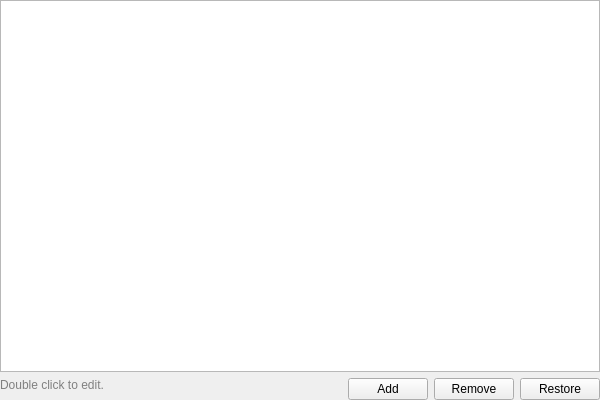
Qt form websearch/src/configwidget.ui (albertlauncher/plugins) before a commit.
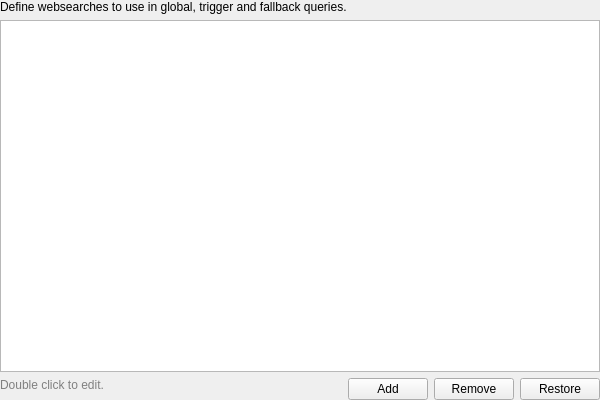
The same form after that commit.

The edit to the form file:
```diff
--- a/websearch/src/configwidget.ui
+++ b/websearch/src/configwidget.ui
@@ -23,6 +23,13 @@
    <property name="bottomMargin">
     <number>0</number>
    </property>
+   <item>
+    <widget class="QLabel" name="label_2">
+     <property name="text">
+      <string>Define websearches to use in global, trigger and fallback queries.</string>
+     </property>
+    </widget>
+   </item>
    <item>
     <widget class="QTableView" name="tableView_searches">
      <property name="verticalScrollBarPolicy">
```
